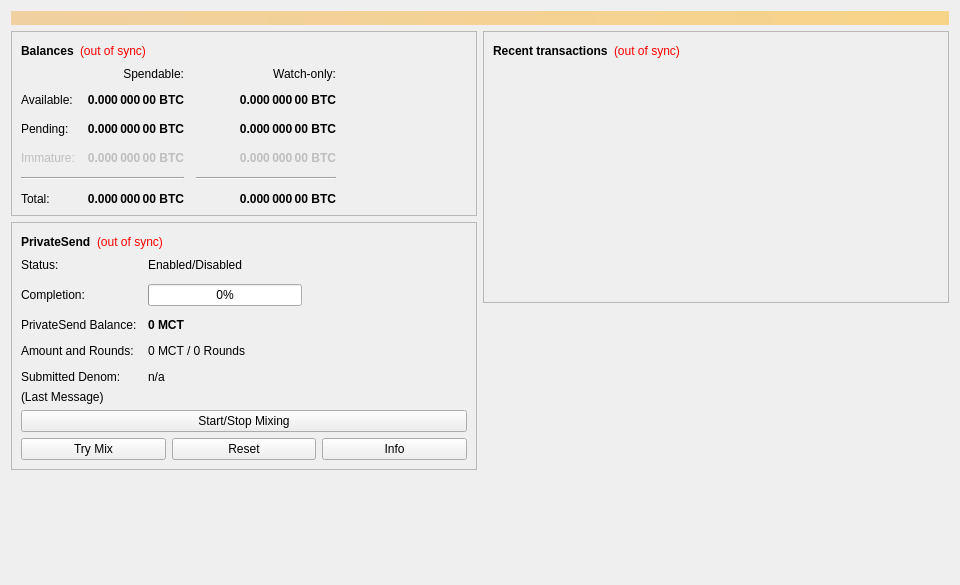
Above: src/qt/forms/overviewpage.ui from giaki3003/mct-coin-old-PoW before the change. Below: the same form after it.
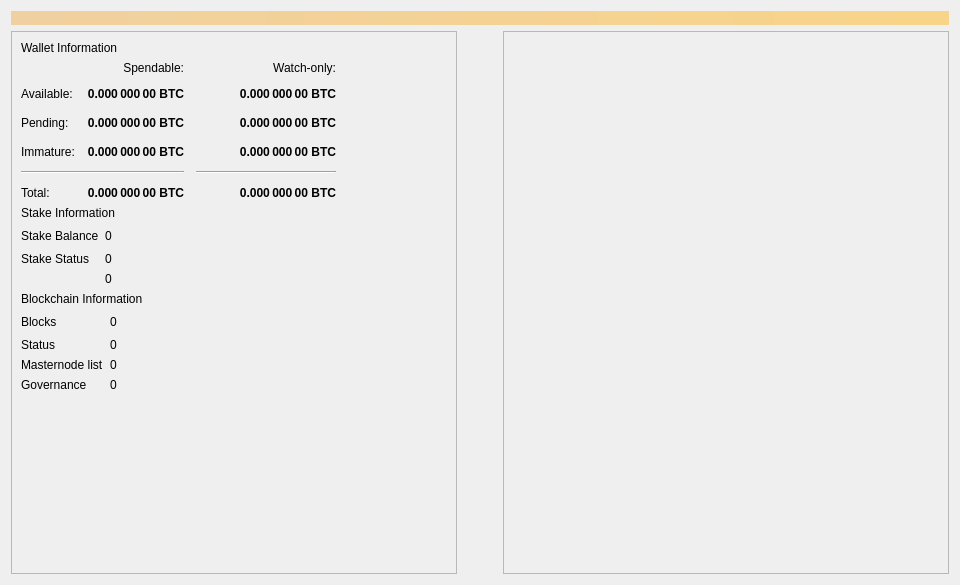
That is the form after the change.

What changed in the file:
```diff
--- a/src/qt/forms/overviewpage.ui
+++ b/src/qt/forms/overviewpage.ui
@@ -40,7 +40,7 @@
     </widget>
    </item>
    <item>
-    <layout class="QHBoxLayout" name="horizontalLayout" stretch="1,1">
+    <layout class="QHBoxLayout" name="horizontalLayout" stretch="1,0,1">
      <item>
       <layout class="QVBoxLayout" name="verticalLayout_2">
        <item>
@@ -53,49 +53,14 @@
          </property>
          <layout class="QVBoxLayout" name="verticalLayout_4">
           <item>
-           <layout class="QHBoxLayout" name="horizontalLayout_4">
+           <layout class="QVBoxLayout" name="verticalLayout_6">
             <item>
-             <widget class="QLabel" name="label_5">
-              <property name="font">
-               <font>
-                <weight>75</weight>
-                <bold>true</bold>
-               </font>
-              </property>
+             <widget class="QLabel" name="labelWalletInfo">
               <property name="text">
-               <string>Balances</string>
+               <string>Wallet Information</string>
               </property>
              </widget>
             </item>
-            <item>
-             <widget class="QLabel" name="labelWalletStatus">
-              <property name="toolTip">
-               <string>The displayed information may be out of date. Your wallet automatically synchronizes with the MCT network after a connection is established, but this process has not completed yet.</string>
-              </property>
-              <property name="styleSheet">
-               <string notr="true">QLabel { color: red; }</string>
-              </property>
-              <property name="text">
-               <string notr="true">(out of sync)</string>
-              </property>
-              <property name="alignment">
-               <set>Qt::AlignLeading|Qt::AlignLeft|Qt::AlignVCenter</set>
-              </property>
-             </widget>
-            </item>
-            <item>
-             <spacer name="horizontalSpacer_3">
-              <property name="orientation">
-               <enum>Qt::Horizontal</enum>
-              </property>
-              <property name="sizeHint" stdset="0">
-               <size>
-                <width>40</width>
-                <height>20</height>
-               </size>
-              </property>
-             </spacer>
-            </item>
            </layout>
           </item>
           <item>
@@ -103,6 +68,13 @@
             <property name="spacing">
              <number>12</number>
             </property>
+            <item row="4" column="0" colspan="2">
+             <widget class="Line" name="lineSpendableBalance">
+              <property name="orientation">
+               <enum>Qt::Horizontal</enum>
+              </property>
+             </widget>
+            </item>
             <item row="2" column="2">
              <widget class="QLabel" name="labelWatchPending">
               <property name="font">
@@ -128,63 +100,13 @@
               </property>
              </widget>
             </item>
-            <item row="2" column="1">
-             <widget class="QLabel" name="labelUnconfirmed">
-              <property name="font">
-               <font>
-                <weight>75</weight>
-                <bold>true</bold>
-               </font>
-              </property>
-              <property name="cursor">
-               <cursorShape>IBeamCursor</cursorShape>
-              </property>
-              <property name="toolTip">
-               <string>Total of transactions that have yet to be confirmed, and do not yet count toward the spendable balance</string>
-              </property>
+            <item row="0" column="1">
+             <widget class="QLabel" name="labelSpendable">
               <property name="text">
-               <string notr="true">0.000 000 00 BTC</string>
+               <string>Spendable:</string>
               </property>
               <property name="alignment">
                <set>Qt::AlignRight|Qt::AlignTrailing|Qt::AlignVCenter</set>
-              </property>
-              <property name="textInteractionFlags">
-               <set>Qt::LinksAccessibleByMouse|Qt::TextSelectableByKeyboard|Qt::TextSelectableByMouse</set>
-              </property>
-             </widget>
-            </item>
-            <item row="3" column="2">
-             <widget class="QLabel" name="labelWatchImmature">
-              <property name="enabled">
-               <bool>false</bool>
-              </property>
-              <property name="font">
-               <font>
-                <weight>75</weight>
-                <bold>true</bold>
-               </font>
-              </property>
-              <property name="cursor">
-               <cursorShape>IBeamCursor</cursorShape>
-              </property>
-              <property name="toolTip">
-               <string>Mined balance in watch-only addresses that has not yet matured</string>
-              </property>
-              <property name="text">
-               <string notr="true">0.000 000 00 BTC</string>
-              </property>
-              <property name="alignment">
-               <set>Qt::AlignRight|Qt::AlignTrailing|Qt::AlignVCenter</set>
-              </property>
-              <property name="textInteractionFlags">
-               <set>Qt::LinksAccessibleByMouse|Qt::TextSelectableByKeyboard|Qt::TextSelectableByMouse</set>
-              </property>
-             </widget>
-            </item>
-            <item row="4" column="0" colspan="2">
-             <widget class="Line" name="lineSpendableBalance">
-              <property name="orientation">
-               <enum>Qt::Horizontal</enum>
               </property>
              </widget>
             </item>
@@ -207,6 +129,56 @@
               </property>
              </widget>
             </item>
+            <item row="2" column="1">
+             <widget class="QLabel" name="labelUnconfirmed">
+              <property name="font">
+               <font>
+                <weight>75</weight>
+                <bold>true</bold>
+               </font>
+              </property>
+              <property name="cursor">
+               <cursorShape>IBeamCursor</cursorShape>
+              </property>
+              <property name="toolTip">
+               <string>Total of transactions that have yet to be confirmed, and do not yet count toward the spendable balance</string>
+              </property>
+              <property name="text">
+               <string notr="true">0.000 000 00 BTC</string>
+              </property>
+              <property name="alignment">
+               <set>Qt::AlignRight|Qt::AlignTrailing|Qt::AlignVCenter</set>
+              </property>
+              <property name="textInteractionFlags">
+               <set>Qt::LinksAccessibleByMouse|Qt::TextSelectableByKeyboard|Qt::TextSelectableByMouse</set>
+              </property>
+             </widget>
+            </item>
+            <item row="3" column="2">
+             <widget class="QLabel" name="labelWatchImmature">
+              <property name="font">
+               <font>
+                <weight>75</weight>
+                <bold>true</bold>
+               </font>
+              </property>
+              <property name="cursor">
+               <cursorShape>IBeamCursor</cursorShape>
+              </property>
+              <property name="toolTip">
+               <string>Mined balance in watch-only addresses that has not yet matured</string>
+              </property>
+              <property name="text">
+               <string notr="true">0.000 000 00 BTC</string>
+              </property>
+              <property name="alignment">
+               <set>Qt::AlignRight|Qt::AlignTrailing|Qt::AlignVCenter</set>
+              </property>
+              <property name="textInteractionFlags">
+               <set>Qt::LinksAccessibleByMouse|Qt::TextSelectableByKeyboard|Qt::TextSelectableByMouse</set>
+              </property>
+             </widget>
+            </item>
             <item row="5" column="0">
              <widget class="QLabel" name="labelTotalText">
               <property name="text">
@@ -216,9 +188,6 @@
             </item>
             <item row="3" column="1">
              <widget class="QLabel" name="labelImmature">
-              <property name="enabled">
-               <bool>false</bool>
-              </property>
               <property name="font">
                <font>
                 <weight>75</weight>
@@ -257,9 +226,6 @@
             </item>
             <item row="3" column="0">
              <widget class="QLabel" name="labelImmatureText">
-              <property name="enabled">
-               <bool>false</bool>
-              </property>
               <property name="text">
                <string>Immature:</string>
               </property>
@@ -325,13 +291,6 @@
               </property>
              </widget>
             </item>
-            <item row="1" column="0">
-             <widget class="QLabel" name="labelBalanceText">
-              <property name="text">
-               <string>Available:</string>
-              </property>
-             </widget>
-            </item>
             <item row="1" column="1">
              <widget class="QLabel" name="labelBalance">
               <property name="font">
@@ -389,65 +348,120 @@
               </property>
              </widget>
             </item>
-            <item row="0" column="1">
-             <widget class="QLabel" name="labelSpendable">
+            <item row="1" column="0">
+             <widget class="QLabel" name="labelBalanceText">
               <property name="text">
-               <string>Spendable:</string>
+               <string>Available:</string>
               </property>
-              <property name="alignment">
-               <set>Qt::AlignRight|Qt::AlignTrailing|Qt::AlignVCenter</set>
-              </property>
              </widget>
             </item>
            </layout>
           </item>
-         </layout>
-        </widget>
-       </item>
-       <item>
-        <widget class="QFrame" name="framePrivateSend">
-         <property name="layoutDirection">
-          <enum>Qt::LeftToRight</enum>
-         </property>
-         <property name="frameShape">
-          <enum>QFrame::StyledPanel</enum>
-         </property>
-         <property name="frameShadow">
-          <enum>QFrame::Raised</enum>
-         </property>
-         <layout class="QVBoxLayout" name="VerticalLayout_PS1">
           <item>
-           <layout class="QHBoxLayout" name="horizontalLayout_5">
+           <layout class="QVBoxLayout" name="verticalLayout_5">
             <item>
-             <widget class="QLabel" name="labelPrivateSendHeader">
-              <property name="font">
-               <font>
-                <weight>75</weight>
-                <bold>true</bold>
-               </font>
+             <widget class="QLabel" name="labelStakeInfo">
+              <property name="text">
+               <string>Stake Information</string>
               </property>
+             </widget>
+            </item>
+           </layout>
+          </item>
+          <item>
+           <layout class="QGridLayout" name="gridLayout_2">
+            <item row="0" column="0">
+             <widget class="QLabel" name="labelStakeBalanceText">
               <property name="text">
-               <string>PrivateSend</string>
+               <string>Stake Balance</string>
               </property>
              </widget>
             </item>
-            <item>
-             <widget class="QLabel" name="labelPrivateSendSyncStatus">
-              <property name="toolTip">
-               <string>The displayed information may be out of date. Your wallet automatically synchronizes with the MCT network after a connection is established, but this process has not completed yet.</string>
+            <item row="1" column="0">
+             <widget class="QLabel" name="labelStakeStatusText">
+              <property name="text">
+               <string>Stake Status</string>
               </property>
-              <property name="styleSheet">
-               <string notr="true">QLabel { color: red; }</string>
+             </widget>
+            </item>
+            <item row="0" column="2">
+             <spacer name="horizontalSpacer">
+              <property name="orientation">
+               <enum>Qt::Horizontal</enum>
               </property>
+              <property name="sizeHint" stdset="0">
+               <size>
+                <width>40</width>
+                <height>20</height>
+               </size>
+              </property>
+             </spacer>
+            </item>
+            <item row="0" column="1">
+             <widget class="QLabel" name="labelStakeBalance">
               <property name="text">
-               <string notr="true">(out of sync)</string>
+               <string>0</string>
               </property>
-              <property name="alignment">
-               <set>Qt::AlignLeading|Qt::AlignLeft|Qt::AlignVCenter</set>
+             </widget>
+            </item>
+            <item row="1" column="1">
+             <widget class="QLabel" name="labelStakeStatus">
+              <property name="text">
+               <string>0</string>
               </property>
              </widget>
             </item>
+            <item row="2" column="1">
+             <widget class="QLabel" name="labelStakeInputs">
+              <property name="text">
+               <string>0</string>
+              </property>
+             </widget>
+            </item>
+           </layout>
+          </item>
+          <item>
+           <layout class="QVBoxLayout" name="verticalLayout_7">
             <item>
+             <widget class="QLabel" name="labelBlockchainInfo">
+              <property name="text">
+               <string>Blockchain Information</string>
+              </property>
+             </widget>
+            </item>
+           </layout>
+          </item>
+          <item>
+           <layout class="QGridLayout" name="gridLayout_3">
+            <item row="0" column="1">
+             <widget class="QLabel" name="labelBlocks">
+              <property name="text">
+               <string>0</string>
+              </property>
+             </widget>
+            </item>
+            <item row="1" column="1">
+             <widget class="QLabel" name="labelStatus">
+              <property name="text">
+               <string>0</string>
+              </property>
+             </widget>
+            </item>
+            <item row="1" column="0">
+             <widget class="QLabel" name="labelStatusText">
+              <property name="text">
+               <string>Status</string>
+              </property>
+             </widget>
+            </item>
+            <item row="2" column="1">
+             <widget class="QLabel" name="labelMnList">
+              <property name="text">
+               <string>0</string>
+              </property>
+             </widget>
+            </item>
+            <item row="0" column="2">
              <spacer name="horizontalSpacer_4">
               <property name="orientation">
                <enum>Qt::Horizontal</enum>
@@ -460,209 +474,67 @@
               </property>
              </spacer>
             </item>
-           </layout>
-          </item>
-          <item>
-           <layout class="QFormLayout" name="privateSendFormLayout">
-            <property name="fieldGrowthPolicy">
-             <enum>QFormLayout::AllNonFixedFieldsGrow</enum>
-            </property>
-            <property name="horizontalSpacing">
-             <number>11</number>
-            </property>
-            <property name="verticalSpacing">
-             <number>12</number>
-            </property>
-            <item row="0" column="0">
-             <widget class="QLabel" name="labelPrivateSendEnabledText">
-              <property name="text">
-               <string>Status:</string>
-              </property>
-             </widget>
-            </item>
-            <item row="0" column="1">
-             <widget class="QLabel" name="labelPrivateSendEnabled">
-              <property name="text">
-               <string>Enabled/Disabled</string>
-              </property>
-             </widget>
-            </item>
-            <item row="1" column="0">
-             <widget class="QLabel" name="labelCompletitionText">
-              <property name="text">
-               <string>Completion:</string>
-              </property>
-             </widget>
-            </item>
-            <item row="1" column="1">
-             <widget class="QProgressBar" name="privateSendProgress">
-              <property name="maximumSize">
-               <size>
-                <width>154</width>
-                <height>16777215</height>
-               </size>
-              </property>
-              <property name="value">
-               <number>0</number>
-              </property>
-             </widget>
-            </item>
             <item row="2" column="0">
-             <widget class="QLabel" name="labelAnonymizedText">
+             <widget class="QLabel" name="labelMnListText">
               <property name="text">
-               <string>PrivateSend Balance:</string>
+               <string>Masternode list</string>
               </property>
              </widget>
             </item>
-            <item row="2" column="1">
-             <widget class="QLabel" name="labelAnonymized">
-              <property name="font">
-               <font>
-                <weight>75</weight>
-                <bold>true</bold>
-               </font>
-              </property>
+            <item row="0" column="0">
+             <widget class="QLabel" name="labelBlocksText">
               <property name="text">
-               <string notr="true">0 MCT</string>
+               <string>Blocks</string>
               </property>
              </widget>
             </item>
             <item row="3" column="0">
-             <widget class="QLabel" name="labelAmountAndRoundsText">
+             <widget class="QLabel" name="labelGobjectListText">
               <property name="text">
-               <string>Amount and Rounds:</string>
+               <string>Governance</string>
               </property>
              </widget>
             </item>
             <item row="3" column="1">
-             <widget class="QLabel" name="labelAmountRounds">
+             <widget class="QLabel" name="labelGobjectList">
               <property name="text">
-               <string>0 MCT / 0 Rounds</string>
-              </property>
-             </widget>
-            </item>
-            <item row="4" column="0">
-             <widget class="QLabel" name="labelSubmittedDenomText">
-              <property name="text">
-               <string>Submitted Denom:</string>
-              </property>
-             </widget>
-            </item>
-            <item row="4" column="1">
-             <widget class="QLabel" name="labelSubmittedDenom">
-              <property name="toolTip">
-               <string>The denominations you submitted to the Masternode.&lt;br&gt;To mix, other users must submit the exact same denominations.</string>
-              </property>
-              <property name="text">
-               <string>n/a</string>
+               <string>0</string>
               </property>
              </widget>
             </item>
            </layout>
           </item>
           <item>
-           <layout class="QVBoxLayout" name="VerticalLayout_PS">
-            <item>
-             <widget class="QLabel" name="labelPrivateSendLastMessage">
-              <property name="text">
-               <string>(Last Message)</string>
-              </property>
-              <property name="alignment">
-               <set>Qt::AlignLeading|Qt::AlignLeft|Qt::AlignTop</set>
-              </property>
-              <property name="wordWrap">
-               <bool>true</bool>
-              </property>
-             </widget>
-            </item>
-            <item>
-             <widget class="QPushButton" name="togglePrivateSend">
-              <property name="sizePolicy">
-               <sizepolicy hsizetype="MinimumExpanding" vsizetype="Fixed">
-                <horstretch>0</horstretch>
-                <verstretch>0</verstretch>
-               </sizepolicy>
-              </property>
-              <property name="text">
-               <string>Start/Stop Mixing</string>
-              </property>
-             </widget>
-            </item>
-            <item>
-             <layout class="QHBoxLayout" name="horizontalLayout_debugbuttons">
-              <item>
-               <widget class="QPushButton" name="privateSendAuto">
-                <property name="sizePolicy">
-                 <sizepolicy hsizetype="MinimumExpanding" vsizetype="Fixed">
-                  <horstretch>0</horstretch>
-                  <verstretch>0</verstretch>
-                 </sizepolicy>
-                </property>
-                <property name="toolTip">
-                 <string>Try to manually submit a PrivateSend request.</string>
-                </property>
-                <property name="text">
-                 <string>Try Mix</string>
-                </property>
-               </widget>
-              </item>
-              <item>
-               <widget class="QPushButton" name="privateSendReset">
-                <property name="sizePolicy">
-                 <sizepolicy hsizetype="MinimumExpanding" vsizetype="Fixed">
-                  <horstretch>0</horstretch>
-                  <verstretch>0</verstretch>
-                 </sizepolicy>
-                </property>
-                <property name="toolTip">
-                 <string>Reset the current status of PrivateSend (can interrupt PrivateSend if it's in the process of Mixing, which can cost you money!)</string>
-                </property>
-                <property name="autoFillBackground">
-                 <bool>false</bool>
-                </property>
-                <property name="text">
-                 <string>Reset</string>
-                </property>
-               </widget>
-              </item>
-              <item>
-               <widget class="QPushButton" name="privateSendInfo">
-                <property name="sizePolicy">
-                 <sizepolicy hsizetype="MinimumExpanding" vsizetype="Fixed">
-                  <horstretch>0</horstretch>
-                  <verstretch>0</verstretch>
-                 </sizepolicy>
-                </property>
-                <property name="toolTip">
-                 <string>Information about PrivateSend and Mixing</string>
-                </property>
-                <property name="text">
-                 <string>Info</string>
-                </property>
-               </widget>
-              </item>
-             </layout>
-            </item>
-           </layout>
+           <spacer name="verticalSpacer">
+            <property name="orientation">
+             <enum>Qt::Vertical</enum>
+            </property>
+            <property name="sizeHint" stdset="0">
+             <size>
+              <width>20</width>
+              <height>40</height>
+             </size>
+            </property>
+           </spacer>
           </item>
          </layout>
         </widget>
        </item>
-       <item>
-        <spacer name="verticalSpacer">
-         <property name="orientation">
-          <enum>Qt::Vertical</enum>
-         </property>
-         <property name="sizeHint" stdset="0">
-          <size>
-           <width>20</width>
-           <height>40</height>
-          </size>
-         </property>
-        </spacer>
-       </item>
       </layout>
      </item>
+     <item>
+      <spacer name="horizontalSpacer_3">
+       <property name="orientation">
+        <enum>Qt::Horizontal</enum>
+       </property>
+       <property name="sizeHint" stdset="0">
+        <size>
+         <width>40</width>
+         <height>20</height>
+        </size>
+       </property>
+      </spacer>
+     </item>
      <item>
       <layout class="QVBoxLayout" name="verticalLayout_3">
        <item>
@@ -675,86 +547,44 @@
          </property>
          <layout class="QVBoxLayout" name="verticalLayout">
           <item>
-           <layout class="QHBoxLayout" name="horizontalLayout_2">
+           <spacer name="verticalSpacer_3">
+            <property name="orientation">
+             <enum>Qt::Vertical</enum>
+            </property>
+            <property name="sizeHint" stdset="0">
+             <size>
+              <width>20</width>
+              <height>40</height>
+             </size>
+            </property>
+           </spacer>
+          </item>
+          <item>
+           <layout class="QHBoxLayout" name="horizontalLayout_13">
             <item>
-             <widget class="QLabel" name="label_4">
-              <property name="font">
-               <font>
-                <weight>75</weight>
-                <bold>true</bold>
-               </font>
-              </property>
-              <property name="text">
-               <string>Recent transactions</string>
-              </property>
-             </widget>
-            </item>
-            <item>
-             <widget class="QLabel" name="labelTransactionsStatus">
-              <property name="toolTip">
-               <string>The displayed information may be out of date. Your wallet automatically synchronizes with the MCT network after a connection is established, but this process has not completed yet.</string>
-              </property>
+             <widget class="QListView" name="listTransactions">
               <property name="styleSheet">
-               <string notr="true">QLabel { color: red; }</string>
+               <string notr="true">QListView { background: transparent; }</string>
               </property>
-              <property name="text">
-               <string notr="true">(out of sync)</string>
+              <property name="frameShape">
+               <enum>QFrame::NoFrame</enum>
               </property>
-              <property name="alignment">
-               <set>Qt::AlignLeading|Qt::AlignLeft|Qt::AlignVCenter</set>
+              <property name="verticalScrollBarPolicy">
+               <enum>Qt::ScrollBarAlwaysOff</enum>
+              </property>
+              <property name="horizontalScrollBarPolicy">
+               <enum>Qt::ScrollBarAlwaysOff</enum>
+              </property>
+              <property name="selectionMode">
+               <enum>QAbstractItemView::NoSelection</enum>
               </property>
              </widget>
             </item>
-            <item>
-             <spacer name="horizontalSpacer">
-              <property name="orientation">
-               <enum>Qt::Horizontal</enum>
-              </property>
-              <property name="sizeHint" stdset="0">
-               <size>
-                <width>40</width>
-                <height>20</height>
-               </size>
-              </property>
-             </spacer>
-            </item>
            </layout>
           </item>
-          <item>
-           <widget class="QListView" name="listTransactions">
-            <property name="styleSheet">
-             <string notr="true">QListView { background: transparent; }</string>
-            </property>
-            <property name="frameShape">
-             <enum>QFrame::NoFrame</enum>
-            </property>
-            <property name="verticalScrollBarPolicy">
-             <enum>Qt::ScrollBarAlwaysOff</enum>
-            </property>
-            <property name="horizontalScrollBarPolicy">
-             <enum>Qt::ScrollBarAlwaysOff</enum>
-            </property>
-            <property name="selectionMode">
-             <enum>QAbstractItemView::NoSelection</enum>
-            </property>
-           </widget>
-          </item>
          </layout>
         </widget>
        </item>
-       <item>
-        <spacer name="verticalSpacer_2">
-         <property name="orientation">
-          <enum>Qt::Vertical</enum>
-         </property>
-         <property name="sizeHint" stdset="0">
-          <size>
-           <width>20</width>
-           <height>40</height>
-          </size>
-         </property>
-        </spacer>
-       </item>
       </layout>
      </item>
     </layout>
```
